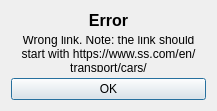
Before: the Qt Designer form wronglink.ui in st3meer/rvt_project, drawn with Qt 5.
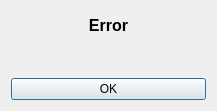
After: the same form once the commit is applied.

Commit message: dynamic error window

Patch:
```diff
--- a/wronglink.ui
+++ b/wronglink.ui
@@ -44,7 +44,7 @@
    <item row="1" column="0">
     <widget class="QLabel" name="label_15">
      <property name="text">
-      <string>Wrong link. Note: the link should start with https://www.ss.com/en/transport/cars/</string>
+      <string/>
      </property>
      <property name="textFormat">
       <enum>Qt::AutoText</enum>
```
Left out of the diff: 2 changed lines with no effect on the pictures. The commit also changes 1 other file.
